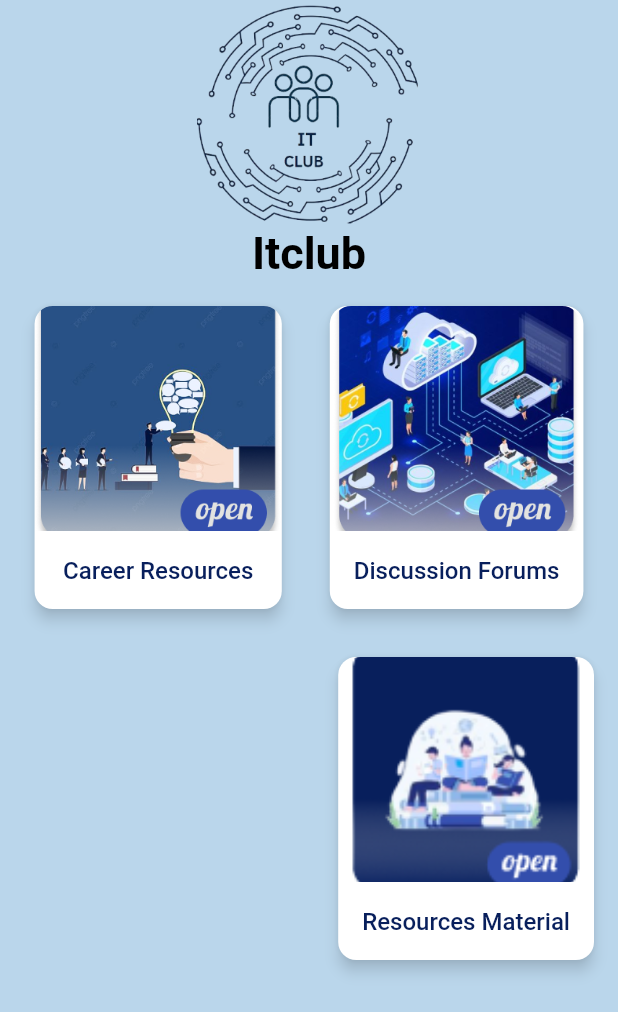
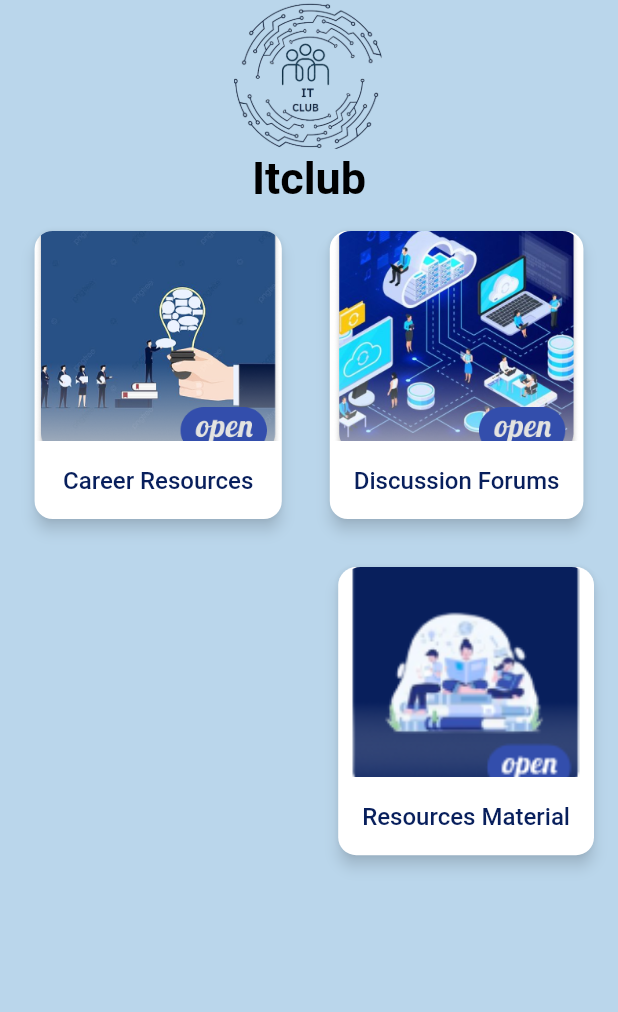
Before and after one commit to Almagics/itclub, a Flutter app: the MainView screen opened by its route, on a phone screen of 412 x 824 dp. Shown: the top 1012 px of the screen. Run offline on Flutter 3.47's test engine with Material 3 defaults, Android fonts, the phone set to English and light mode, and no system bars; our stand-ins replace cloud_firestore, curved_navigation_bar, dio, file_picker, firebase_auth, firebase_core and 5 more; missing offline and left inert: dart:ffi; accounts and stored records are empty; Roboto replaces fonts that are missing (Montserrat).

Commit message:
new update

```diff
--- a/lib/persentation/Main/main_view.dart
+++ b/lib/persentation/Main/main_view.dart
@@ -51,7 +51,7 @@ class _MainViewState extends State<MainView> {
               children: <Widget>[
 
 
-                Container(child: const Center(child: Image(image: AssetImage(ImageAssets.logo), height: 150,width: 150,))),
+                Container(child: const Center(child: Image(image: AssetImage(ImageAssets.logo), height: 100,width: 100,))),
                 Text("Itclub",style: Theme.of(context).textTheme.headlineLarge,),
 
 
@@ -74,10 +74,10 @@ mainAxisAlignment: MainAxisAlignment.center,
                             ClipRRect(
                               borderRadius: const BorderRadius.vertical(top: Radius.circular(12.0)),
                               child: SizedBox(width: MediaQuery.of(context).size.width * 0.4,
-                                child: const Image(
+                                child:  Image(
                                   image: AssetImage(ImageAssets.card1),
                                   width: double.infinity,
-                                  height: 150.0,
+                                  height: MediaQuery.of(context).size.height * 0.17,
 
                                   fit: BoxFit.cover,
                                 ),
@@ -121,10 +121,10 @@ mainAxisAlignment: MainAxisAlignment.center,
                              ClipRRect(
                               borderRadius: const BorderRadius.vertical(top: Radius.circular(12.0)),
                               child: SizedBox(width: MediaQuery.of(context).size.width * 0.4,
-                                child: const Image(
+                                child:  Image(
                                    image: AssetImage(ImageAssets.card2),
                                   width: double.infinity,
-                                  height: 150.0,
+                                  height: MediaQuery.of(context).size.height * 0.17,
 
                                   fit: BoxFit.cover,
                                 ),
@@ -177,10 +177,10 @@ mainAxisAlignment: MainAxisAlignment.center,
                                 child: ClipRRect(
                                   borderRadius: const BorderRadius.vertical(top: Radius.circular(12.0)),
                                   child: SizedBox(width: MediaQuery.of(context).size.width * 0.4,
-                                    child: const Image(
+                                    child:  Image(
                                       image: AssetImage(ImageAssets.card3),
                                       width: double.infinity,
-                                      height: 150.0,
+                                      height: MediaQuery.of(context).size.height * 0.17,
 
                                       fit: BoxFit.cover,
                                     ),
--- a/lib/persentation/widget/materialCard.dart
+++ b/lib/persentation/widget/materialCard.dart
@@ -32,7 +32,7 @@ class MaterialCardWithImageAndText extends StatelessWidget {
             Image(
               image: NetworkImage(item.imgUrl),
               width: double.infinity,
-              height: 150.0,
+              height: MediaQuery.of(context).size.height * 0.17,
 
               fit: BoxFit.cover,
               //  fit: BoxFit.cover,
@@ -46,7 +46,7 @@ class MaterialCardWithImageAndText extends StatelessWidget {
 
 
                 Container(
-                  padding: EdgeInsets.all(16.0),
+                  padding: EdgeInsets.all(5.0),
                   child: Center(
                     child: Text(
                       item.name,
```
